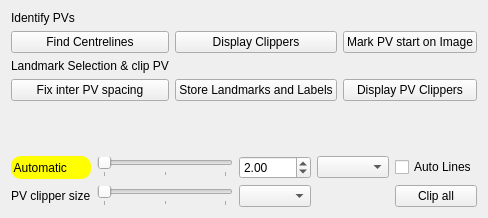
Qt form Version2.0/Plugins/kcl.cemrgapp.atrialfibres/src/internal/AtrialFibresClipperViewControls.ui (OpenHeartDevelopers/CemrgApp) before a commit.
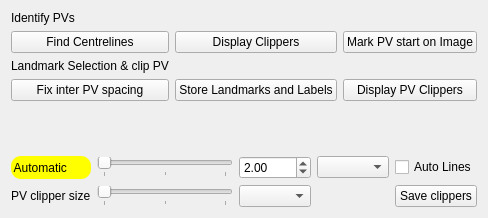
The same form after that commit. Custom widgets are drawn as their Qt base class.

Commit message: [feature/manual] MeshPreprocessing on Manual pipeline. PV clip on manual

What changed in the file:
```diff
--- a/Version2.0/Plugins/kcl.cemrgapp.atrialfibres/src/internal/AtrialFibresClipperViewControls.ui
+++ b/Version2.0/Plugins/kcl.cemrgapp.atrialfibres/src/internal/AtrialFibresClipperViewControls.ui
@@ -167,7 +167,7 @@
      <item row="1" column="4">
       <widget class="QPushButton" name="button_auto4_clipPv">
        <property name="text">
-        <string>Clip all</string>
+        <string>Save clippers</string>
        </property>
       </widget>
      </item>
```
The commit also changes 4 other files.
